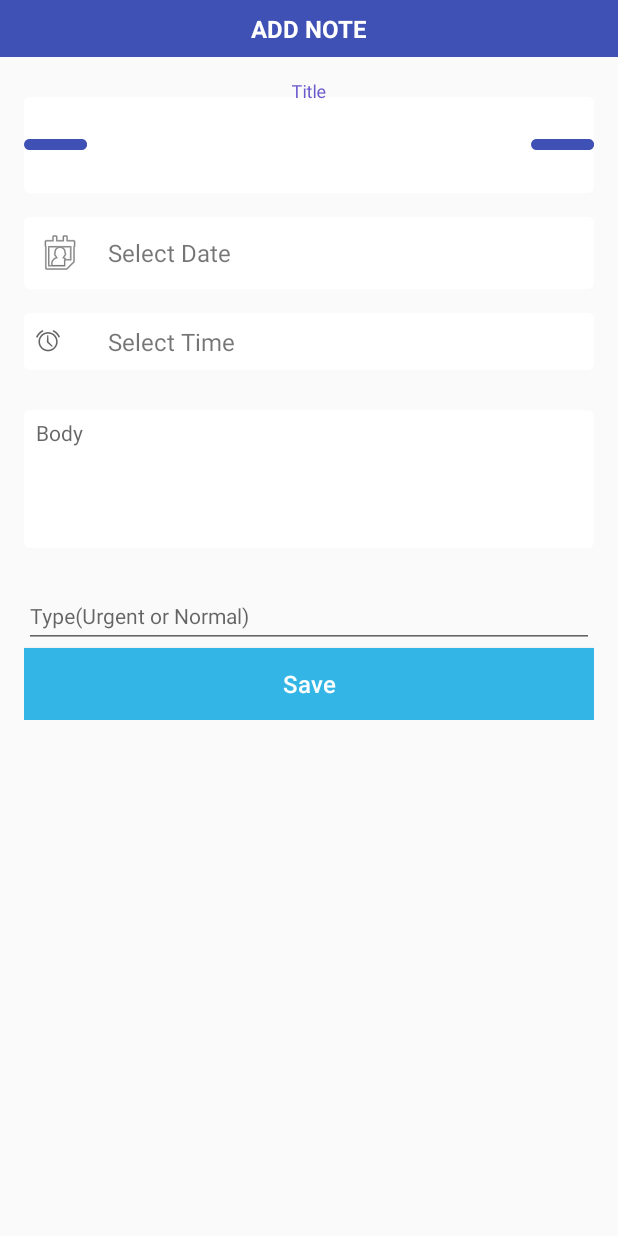
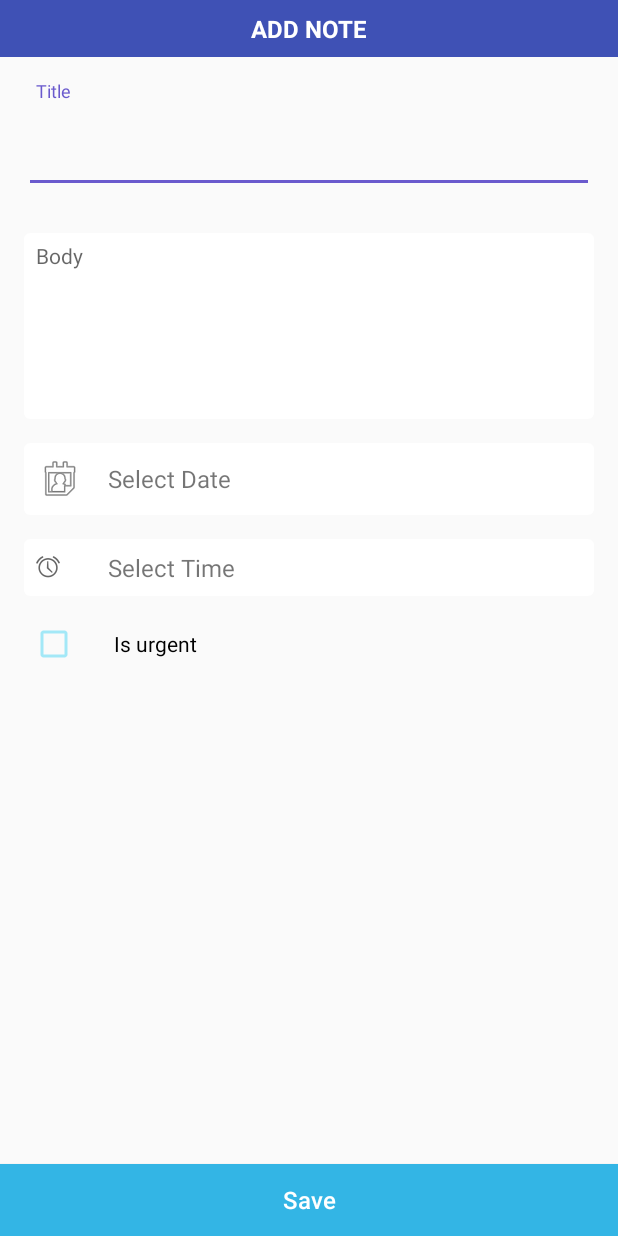
Before and after one commit to TankRaj/TODO_Room, an Android app: the layout dialog_add_note.xml on its own in the app's theme, with its tools: preview values and no code run, on a phone screen of 412 x 824 dp. Run offline under Robolectric (Android 15) with nearby library versions, the phone set to English and light mode, and no system bars.

Commit message:
added some styles

```diff
--- a/app/src/main/java/com/tanka/accessories/todoroom/views/MainActivity.java
+++ b/app/src/main/java/com/tanka/accessories/todoroom/views/MainActivity.java
@@ -10,6 +10,7 @@ import android.appwidget.AppWidgetManager;
 import android.content.ComponentName;
 import android.content.Context;
 import android.content.Intent;
+import android.content.SharedPreferences;
 import android.graphics.Bitmap;
 import android.graphics.BitmapFactory;
 import android.net.Uri;
@@ -67,11 +68,13 @@ public class MainActivity extends AppCompatActivity implements OnStartDragListen
     private Bitmap bmProfile;
     private static int RESULT_LOAD_IMAGE = 1;
     private Calendar reminderCal;
-    private boolean isSearch,isGridLayout;
+    private boolean isSearch, isGridLayout;
+    private final String layoutFlag = "isLinear";
+    SharedPreferences prefs;
     FloatingActionButton fabSearch;
-//    FabSpeedDial fabSpeedDial;
+    //    FabSpeedDial fabSpeedDial;
     FloatingActionMenu famOpt;
-    com.github.clans.fab.FloatingActionButton fabNote,fabStory;
+    com.github.clans.fab.FloatingActionButton fabNote, fabStory;
 
 
     @Override
@@ -80,6 +83,12 @@ public class MainActivity extends AppCompatActivity implements OnStartDragListen
         setContentView(R.layout.activity_main);
         Toolbar toolbar = findViewById(R.id.toolbar);
         setSupportActionBar(toolbar);
+
+
+        prefs = this.getSharedPreferences(
+                "com.tanka.accessories.todoroom", Context.MODE_PRIVATE);
+
+
 
         reminderCal = Calendar.getInstance();
 
@@ -95,12 +104,17 @@ public class MainActivity extends AppCompatActivity implements OnStartDragListen
         recyclerView.setAdapter(adapter);
 
         layoutManager = new LinearLayoutManager(this);
-        gridLayoutManager = new GridLayoutManager(this,2);
-        recyclerView.setLayoutManager(layoutManager);
+        gridLayoutManager = new GridLayoutManager(this, 2);
+
+        if (!prefs.getBoolean(layoutFlag, false))
+            recyclerView.setLayoutManager(layoutManager);
+        else
+            recyclerView.setLayoutManager(gridLayoutManager);
+
         recyclerView.setItemAnimator(new DefaultItemAnimator());
 
 
-        famOpt= findViewById(R.id.fabMenuOptions);
+        famOpt = findViewById(R.id.fabMenuOptions);
         fabNote = findViewById(R.id.fabNew);
         fabStory = findViewById(R.id.fabStory);
 //        fabSpeedDial = findViewById(R.id.fabNew);
@@ -133,7 +147,6 @@ public class MainActivity extends AppCompatActivity implements OnStartDragListen
         final TextView tvDate = dialog.findViewById(R.id.tvDate);
         final TextView tvTime = dialog.findViewById(R.id.tvTime);
         final EditText etBody = dialog.findViewById(R.id.etBody);
-        final EditText etType = dialog.findViewById(R.id.etType);
         Button btnSend = dialog.findViewById(R.id.btnAdd);
 
         tvTime.setOnClickListener(v -> {
@@ -184,7 +197,6 @@ public class MainActivity extends AppCompatActivity implements OnStartDragListen
             final String title = etTitle.getText().toString();
             final String date = tvDate.getText().toString();
             final String body = etBody.getText().toString();
-            final String type = etType.getText().toString();
 
             Intent intent = new Intent(this, AlarmReceiverActivity.class);
             PendingIntent pendingIntent = PendingIntent.getActivity(this,
@@ -199,7 +211,7 @@ public class MainActivity extends AppCompatActivity implements OnStartDragListen
 
             } else {
 
-                addNote(title, body, date, type);
+                addNote(title, body, date, null);
                 dialog.dismiss();
             }
 
@@ -366,15 +378,18 @@ public class MainActivity extends AppCompatActivity implements OnStartDragListen
             } else {
                 showSearchDialog();
             }
-        }else if (id == R.id.change_layout) {
+        } else if (id == R.id.change_layout) {
+
             if (!isGridLayout) {
                 recyclerView.setLayoutManager(gridLayoutManager);
                 recyclerView.animate();
-                isGridLayout=true;
-            }else {
+                isGridLayout = true;
+                prefs.edit().putBoolean(layoutFlag,isGridLayout);
+            } else {
                 recyclerView.setLayoutManager(layoutManager);
                 recyclerView.animate();
-                isGridLayout=false;
+                isGridLayout = false;
+                prefs.edit().putBoolean(layoutFlag,isGridLayout);
             }
         }
 
@@ -420,7 +435,6 @@ public class MainActivity extends AppCompatActivity implements OnStartDragListen
     }
 
 
-
     public void editNote(Note note) {
 
         showEditDialog(note);
@@ -435,7 +449,6 @@ public class MainActivity extends AppCompatActivity implements OnStartDragListen
         final EditText etTitle = dialog.findViewById(R.id.etTitle);
         final TextView tvDate = dialog.findViewById(R.id.tvDate);
         final EditText etBody = dialog.findViewById(R.id.etBody);
-        final EditText etType = dialog.findViewById(R.id.etType);
         Button btnSend = dialog.findViewById(R.id.btnAdd);
 
         etTitle.setText(note.getTitle());
@@ -443,7 +456,6 @@ public class MainActivity extends AppCompatActivity implements OnStartDragListen
             final String title = etTitle.getText().toString();
             final String date = tvDate.getText().toString();
             final String body = etBody.getText().toString();
-            final String type = etType.getText().toString();
             if (isEmpty(title) || title.equalsIgnoreCase("")) {
 
             } else {
@@ -453,7 +465,6 @@ public class MainActivity extends AppCompatActivity implements OnStartDragListen
                 note1.setTitle(title);
                 note1.setBody(body);
                 note1.setDate(date);
-                note1.setType(type);
 
                 db.getNotesDao().updateAll(note1);
                 loadNotes();
--- a/app/src/main/res/layout/dialog_add_note.xml
+++ b/app/src/main/res/layout/dialog_add_note.xml
@@ -1,5 +1,5 @@
 <?xml version="1.0" encoding="utf-8"?>
-<LinearLayout xmlns:android="http://schemas.android.com/apk/res/android"
+<RelativeLayout xmlns:android="http://schemas.android.com/apk/res/android"
     xmlns:app="http://schemas.android.com/apk/res-auto"
     android:layout_width="match_parent"
     android:layout_height="wrap_content"
@@ -12,6 +12,7 @@
         android:background="@color/colorPrimary"
         android:gravity="center"
         android:paddingBottom="8dp"
+        android:layout_alignParentTop="true"
         android:paddingTop="8dp"
         android:text="ADD NOTE"
         android:textColor="@android:color/white"
@@ -20,7 +21,8 @@
 
     <ScrollView
         android:layout_width="match_parent"
-        android:layout_height="wrap_content">
+        android:layout_height="wrap_content"
+        android:layout_below="@+id/title_dialog">
 
         <LinearLayout
             android:layout_width="match_parent"
@@ -37,15 +39,30 @@
                     android:id="@+id/etTitle"
                     android:layout_width="match_parent"
                     android:layout_height="64dp"
-                    android:background="@drawable/bg_white_square"
-                    android:drawableLeft="@android:drawable/button_onoff_indicator_on"
-                    android:drawablePadding="8dp"
-                    android:drawableRight="@android:drawable/button_onoff_indicator_on"
-                    android:drawableTint="@color/colorPrimary"
-                    android:gravity="center"
+                    android:padding="8dp"
+                    android:gravity="left|top"
                     android:hint="Title"
                     android:maxLines="1"
-                    android:textColor="@color/colorPrimary"
+                    android:textColor="@color/DodgerBlue"
+                    android:textColorHint="@android:color/darker_gray"
+                    android:textSize="18sp" />
+            </android.support.design.widget.TextInputLayout>
+
+            <android.support.design.widget.TextInputLayout
+                android:layout_width="match_parent"
+                android:layout_height="wrap_content"
+                android:layout_marginTop="16dp">
+
+                <EditText
+                    android:id="@+id/etBody"
+                    android:layout_width="match_parent"
+                    android:layout_height="124dp"
+                    android:background="@drawable/bg_white_square"
+                    android:gravity="top|left"
+                    android:hint="Body"
+                    android:maxLines="1"
+                    android:padding="@dimen/eight"
+                    android:textColor="@color/DodgerBlue"
                     android:textColorHint="@android:color/darker_gray"
                     android:textSize="14sp" />
             </android.support.design.widget.TextInputLayout>
@@ -76,53 +93,30 @@
                 android:text="Select Time"
                 android:textSize="16sp" />
 
-            <android.support.design.widget.TextInputLayout
-                android:layout_width="match_parent"
+
+            <CheckBox
+                android:layout_marginTop="16dp"
+                android:layout_width="wrap_content"
                 android:layout_height="wrap_content"
-                android:layout_marginTop="16dp">
+                android:layout_marginLeft="4dp"
+                android:paddingLeft="@dimen/twenty_four"
+                android:text="Is urgent"
+                android:theme="@style/MyCheckBox"/>
 
-                <EditText
-                    android:id="@+id/etBody"
-                    android:layout_width="match_parent"
-                    android:layout_height="92dp"
-                    android:background="@drawable/bg_white_square"
-                    android:gravity="top|left"
-                    android:hint="Body"
-                    android:maxLines="1"
-                    android:padding="8dp"
-                    android:textColor="@color/colorPrimary"
-                    android:textColorHint="@android:color/darker_gray"
-                    android:textSize="14sp" />
-            </android.support.design.widget.TextInputLayout>
+        </LinearLayout>
 
-            <android.support.design.widget.TextInputLayout
-                android:layout_width="match_parent"
-                android:layout_height="wrap_content"
-                android:layout_marginTop="16dp">
-
-                <EditText
-                    android:id="@+id/etType"
-                    android:layout_width="match_parent"
-                    android:layout_height="wrap_content"
-                    android:hint="Type(Urgent or Normal)"
-                    android:maxLines="1"
-                    android:textColor="@color/colorPrimary"
-                    android:textColorHint="@android:color/darker_gray"
-                    android:textSize="14sp" />
-            </android.support.design.widget.TextInputLayout>
-
+    </ScrollView>
     <Button
         android:id="@+id/btnAdd"
         android:layout_width="match_parent"
         android:layout_height="wrap_content"
         android:layout_centerHorizontal="true"
+        android:layout_marginTop="@dimen/sixteen"
         android:background="@android:color/holo_blue_light"
         android:text="Save"
+        android:layout_alignParentBottom="true"
         android:textAllCaps="false"
         android:textColor="@android:color/white"
         android:textSize="16sp"
         android:textStyle="normal" />
-        </LinearLayout>
-
-    </ScrollView>
-</LinearLayout>
+</RelativeLayout>
--- a/app/src/main/res/values/dimens.xml
+++ b/app/src/main/res/values/dimens.xml
@@ -48,4 +48,5 @@ http://developer.android.com/guide/topics/appwidgets/index.html#CreatingLayout
     <dimen name="note_title_textsize">24sp</dimen>
     <dimen name="ninty_six">96dp</dimen>
     <dimen name="twenty_four">24dp</dimen>
+    <dimen name="eight">8dp</dimen>
 </resources>
--- a/app/src/main/res/values/styles.xml
+++ b/app/src/main/res/values/styles.xml
@@ -59,4 +59,9 @@
     <item name="android:drawablePadding">@dimen/sheet_item_image_spacing</item>
     </style>
 
+    <style name="MyCheckBox" parent="Theme.AppCompat.Light">
+        <item name="colorControlNormal">@color/caldroid_sky_blue</item>
+        <item name="colorControlActivated">@color/DodgerBlue</item>
+    </style>
+
 </resources>
```
Lines whose indentation alone changed are shown as unchanged.
